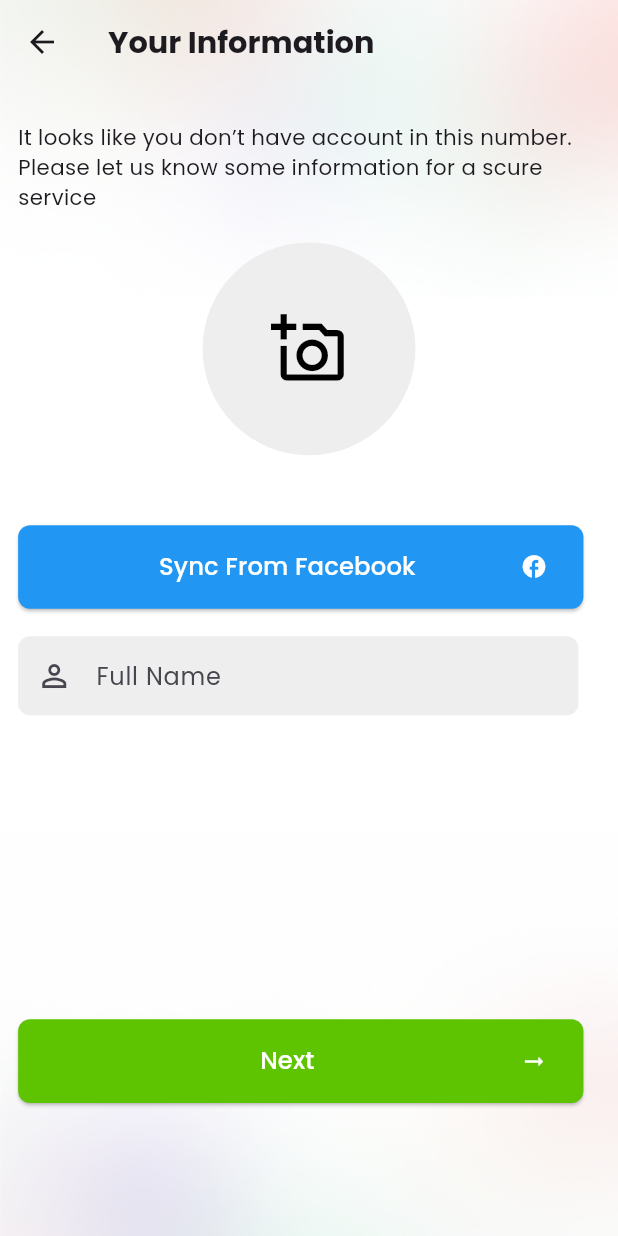
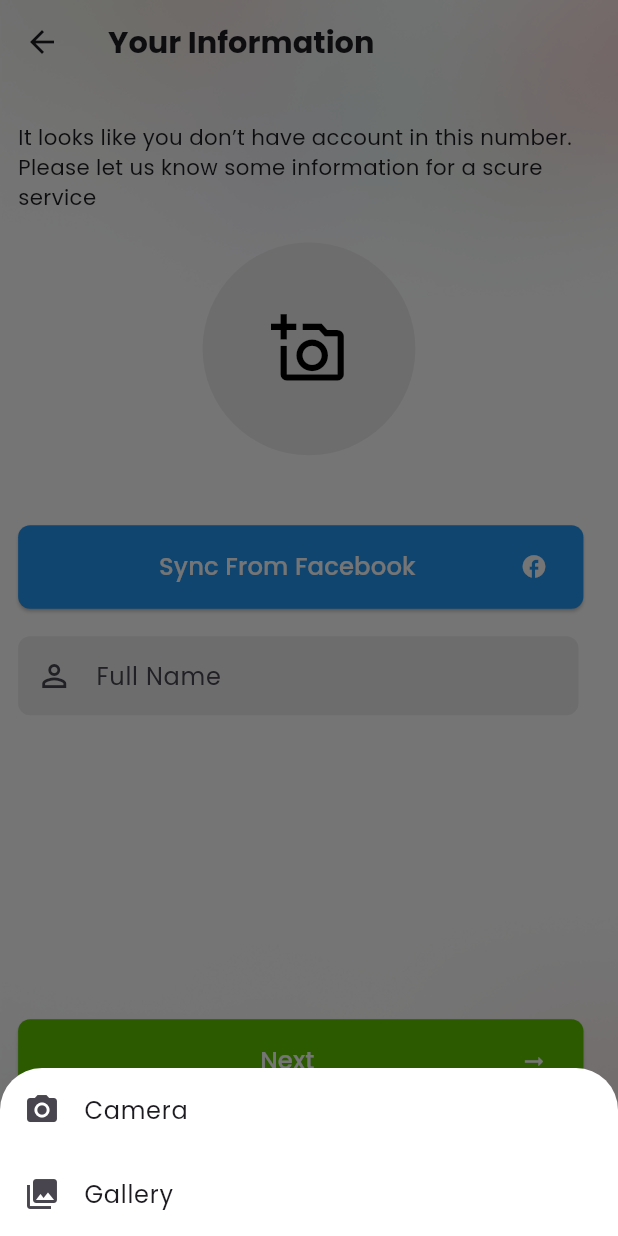
Before and after one commit to Hanifa711/testproject, a Flutter app: the RegisterationInfo screen opened by its route, after a tap on the "add a photo" icon, on a phone screen of 412 x 824 dp. Run offline on Flutter 3.47's test engine with Material 3 defaults, Android fonts, the phone set to English and light mode, and no system bars; our stand-ins replace dartz, flutter_local_notifications, flutter_screenutil, get, get_storage, google_fonts and 3 more; accounts and stored records are empty.

```diff
--- /dev/null
+++ b/lib/controller/image_controller.dart
@@ -0,0 +1,23 @@
+import 'dart:io';
+import 'package:flutter/material.dart';
+import 'package:get/get.dart';
+import 'package:image_picker/image_picker.dart';
+import 'package:myshop/view/screen/splash_phone_login.dart';
+
+class ImageController extends GetxController {
+  final pickedImage = Rxn<File>();
+
+  final ImagePicker _picker = ImagePicker();
+
+  Future<void> pickImage(ImageSource source) async {
+    try {
+      final XFile? image = await _picker.pickImage(source: source);
+      if (image != null) {
+        debugPrint("Image saved");
+        userModel.image=image.path;
+      }
+    } catch (e) {
+      debugPrint("Image picking error: $e");
+    }
+  }
+}
--- /dev/null
+++ b/lib/core/functions/pick_image.dart
@@ -0,0 +1,34 @@
+import 'package:flutter/material.dart';
+import 'package:get/get.dart';
+import 'package:image_picker/image_picker.dart';
+import 'package:myshop/controller/image_controller.dart';
+
+void pickImageView(){
+    final ImageController controller = Get.put(ImageController());
+       Get.bottomSheet(
+            Column(
+              mainAxisSize: MainAxisSize.min,
+              children: [
+                ListTile(
+                  leading: const Icon(Icons.camera_alt),
+                  title: const Text('Camera'),
+                  onTap: () {
+                    controller.pickImage(ImageSource.camera);
+                    Get.back();
+                  },
+                ),
+                ListTile(
+                  leading: const Icon(Icons.photo_library),
+                  title: const Text('Gallery'),
+                  onTap: () {
+                    controller.pickImage(ImageSource.gallery);
+                    Get.back();
+                  },
+                ),
+              ],
+            ),
+            backgroundColor: Colors.white,
+          );
+
+
+}
--- /dev/null
+++ b/lib/core/services/local_storage_service.dart
@@ -0,0 +1,17 @@
+import 'package:get_storage/get_storage.dart';
+import 'package:myshop/data/model/user_model.dart';
+
+class StorageService {
+  final GetStorage box = GetStorage();
+
+  void saveUser(UserModel user) {
+    box.write(user.phone!, user.toJson());
+  }
+
+  UserModel? getUser(String phone) {
+    final data = box.read(phone);
+    return data != null ? UserModel.fromJson(data) : null;
+  }
+
+  bool userExists(String phone) => box.hasData(phone);
+}
--- /dev/null
+++ b/lib/data/model/user_model.dart
@@ -0,0 +1,31 @@
+class UserModel {
+   String? name;
+   String? phone;
+   String? password;
+   List<String>? addresses;
+   String? image;
+
+  UserModel({
+     this.name,
+     this.phone,
+     this.password,
+    this.addresses,
+    this.image,
+  });
+
+  Map<String, dynamic> toJson() => {
+        'name': name,
+        'phone': phone,
+        'password': password,
+        'addresses': addresses,
+        'image': image,
+      };
+
+  factory UserModel.fromJson(Map<String, dynamic> json) => UserModel(
+        name: json['name'],
+        phone: json['phone'],
+        password: json['password'],
+        addresses: List<String>.from(json['addresses'] ?? []),
+        image: json['image'],
+      );
+}
--- a/lib/main.dart
+++ b/lib/main.dart
@@ -1,6 +1,7 @@
 import 'package:flutter/material.dart';
 import 'package:flutter_screenutil/flutter_screenutil.dart';
 import 'package:get/get.dart';
+import 'package:get_storage/get_storage.dart';
 import 'package:google_fonts/google_fonts.dart';
 import 'package:myshop/routes/app_pages.dart';
 import 'package:myshop/routes/app_routes.dart';
@@ -9,6 +10,8 @@ import 'package:myshop/view/widget/background_wrapper.dart';
 //375 812
 void main() async {
   await ScreenUtil.ensureScreenSize();
+  WidgetsFlutterBinding.ensureInitialized();
+  await GetStorage.init();
   runApp(MyApp());
 }
 
@@ -26,7 +29,7 @@ class MyApp extends StatelessWidget {
       debugShowCheckedModeBanner: false,
        theme: ThemeData(
         textTheme: GoogleFonts.poppinsTextTheme()),
-        initialRoute: AppRoutes.splash_phone_pre,
+        initialRoute: AppRoutes.splash,
       getPages: AppPages.pages,
         builder: (context, child) {
         return BackgroundWrapper(child: child);
--- a/lib/routes/app_pages.dart
+++ b/lib/routes/app_pages.dart
@@ -5,8 +5,8 @@ import 'package:myshop/view/screen/product_view.dart';
 import 'package:myshop/view/screen/register_info.dart';
 import 'package:myshop/view/screen/splash.dart';
 import 'package:myshop/view/screen/splash_otp.dart';
-import 'package:myshop/view/screen/splash_phone.dart';
-import 'package:myshop/view/screen/splash_phone_pre.dart';
+import 'package:myshop/view/screen/splash_phone_login.dart';
+import 'package:myshop/view/screen/splash_password_login.dart';
 import 'app_routes.dart';
 
 class AppPages {
--- a/lib/routes/app_routes.dart
+++ b/lib/routes/app_routes.dart
@@ -1,8 +1,8 @@
 abstract class AppRoutes {
   static const products = '/products';
   static const splash = '/splash';
-  static const splash_phone = '/splash_phone';
-  static const splash_phone_pre = '/splash_phone_pre';
+  static const splash_phone = '/splash_phone_login';
+  static const splash_phone_pre = '/splash_password_login';
   static const splash_otp = '/splash_otp';
   static const register_password = '/new_registeration_password.dart';
   static const register_info = '/register_info.dart';
--- a/lib/view/screen/register_info.dart
+++ b/lib/view/screen/register_info.dart
@@ -1,14 +1,18 @@
 import 'package:flutter/material.dart';
 import 'package:flutter_screenutil/flutter_screenutil.dart';
 import 'package:get/get.dart';
-import 'package:myshop/controller/confirm_password_controller.dart';
-import 'package:myshop/controller/password_controller.dart';
+import 'package:myshop/controller/auth_controller.dart';
+import 'package:myshop/controller/image_controller.dart';
+import 'package:myshop/core/functions/pick_image.dart';
+import 'package:myshop/routes/app_routes.dart';
+import 'package:myshop/view/screen/splash_phone_login.dart';
 import 'package:myshop/view/widget/custom_button.dart';
 import 'package:myshop/view/widget/custom_textfield.dart';
-import 'package:myshop/view/widget/password_textfield.dart';
 
 class RegisterationInfo extends StatelessWidget {
   final TextEditingController name_controller=TextEditingController();
+  final AuthController controller = Get.put(AuthController());
+  final ImageController image_controller = Get.put(ImageController());
   RegisterationInfo({super.key});
 
   @override
@@ -32,9 +36,18 @@ class RegisterationInfo extends StatelessWidget {
                   Center(child: CircleAvatar(
                     backgroundColor: Colors.grey[200],
                     radius: 70.sp,
-                    child: IconButton(onPressed:() {
-
-                    }, icon: Icon(Icons.add_a_photo_outlined,color: Colors.black,size:50.sp,)),
+                    child: IconButton(
+                      onPressed:() {
+                        pickImageView();
+                    },
+                     icon:Obx(() {
+                        if (image_controller.pickedImage.value != null) {
+                          return Image.file(image_controller.pickedImage.value!, height: 150);
+                        } else {
+                          return Icon(Icons.add_a_photo_outlined,color: Colors.black,size:50.sp,);
+                        }
+                      })
+                      ),
                   )),
                   SizedBox(height: 46.h),
                    CustomButton(
@@ -43,16 +56,29 @@ class RegisterationInfo extends StatelessWidget {
                    color: Colors.blue,
                    onPressed:(){}),
                     SizedBox(height: 18.h),
-                  CustomTextField(controller: name_controller,
+                  CustomTextField(
+                  controller: name_controller,
                   label: "Full Name",
                   preicon: Icon(Icons.person_outline),
+                  onChanged: (name) {
+                     userModel.name=name;
+                  },
                   ),
                    SizedBox(height: 200.h),
                   CustomButton(
                    text: "Next",
                    icon: Icons.arrow_right_alt,
                    onPressed:(){
+                    if(userModel.name!=null && userModel.phone !=null && userModel.password !=null){
+                      controller.register(
+                      name: userModel.name!,
+                      phone: userModel.phone!,
+                      password: userModel.password!);
+                    }
 
+                    if(controller.userExist(userModel.phone!)){
+                       Get.toNamed(AppRoutes.products);
+                    }
                   })
             ],
           ),
--- a/lib/view/screen/splash.dart
+++ b/lib/view/screen/splash.dart
@@ -35,7 +35,7 @@ class _SplashScreenState extends State<SplashScreen>
 
     // Navigate to next screen after delay
     Timer(const Duration(seconds: 3), () {
-      Get.toNamed(AppRoutes.products) ;
+      Get.toNamed(AppRoutes.splash_phone) ;
     });
   }
 
--- a/pubspec.yaml
+++ b/pubspec.yaml
@@ -43,6 +43,11 @@ dependencies:
   intl_phone_field: ^3.2.0
   flutter_screenutil: ^5.9.3
   pin_code_fields: ^8.0.0
+  get_storage: ^2.1.1
+  flutter_local_notifications: ^18.0.0
+  image_picker: ^1.0.4
+  path_provider: ^2.1.2
+  flutter_facebook_auth: ^6.0.4
 
 flutter_icons:
   android: true
```
Also changed, not shown: lib/controller/auth_controller.dart (added, +129 -0 lines), lib/controller/facebook_controller.dart (added, +23 -0 lines), lib/controller/otp_controller.dart (deleted, +0 -11 lines), lib/view/screen/new_registeration_password.dart (+18 -0 lines), lib/view/screen/splash_otp.dart (+21 -6 lines), lib/view/screen/splash_password_login.dart (renamed from lib/view/screen/splash_phone_pre.dart, +14 -4 lines), lib/view/screen/splash_phone_login.dart (renamed from lib/view/screen/splash_phone.dart, +21 -0 lines), pubspec.lock, 4 other files.
